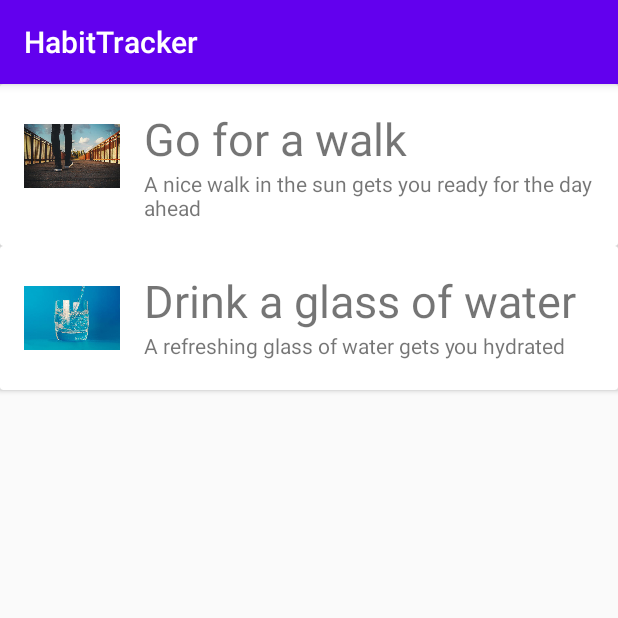
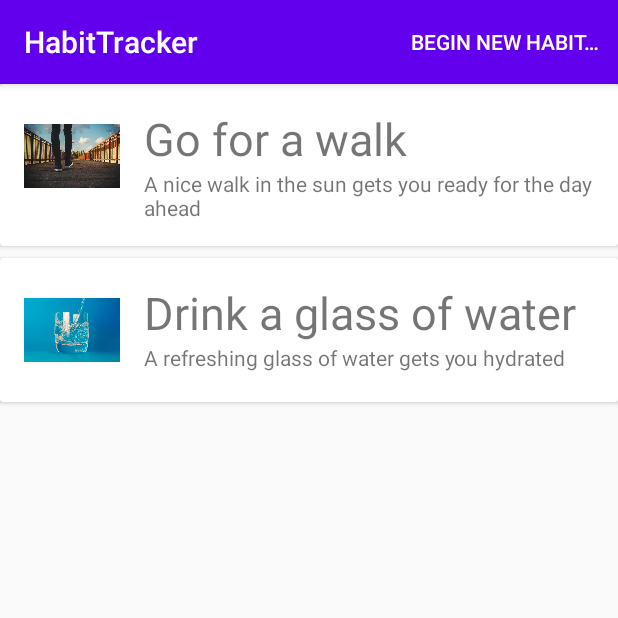
Before and after one commit to svenschmidt75/KotlinForAndroid, an Android app: the screen it shows after launch (MainActivity), on a phone screen of 412 x 824 dp, the top half of it. Run offline under Robolectric (Android 15) with nearby library versions, the phone set to English and light mode, and no system bars.

Commit message:
add menu item

```diff
--- a/app/src/main/java/com/example/habittracker/MainActivity.kt
+++ b/app/src/main/java/com/example/habittracker/MainActivity.kt
@@ -2,6 +2,7 @@ package com.example.habittracker
 
 import androidx.appcompat.app.AppCompatActivity
 import android.os.Bundle
+import android.view.Menu
 import androidx.recyclerview.widget.LinearLayoutManager
 import kotlinx.android.synthetic.main.activity_main.*
 
@@ -17,4 +18,9 @@ class MainActivity : AppCompatActivity() {
         rv.layoutManager = LinearLayoutManager(this)
         rv.adapter = HabitAdapter(getSampleHabits())
     }
+
+    override fun onCreateOptionsMenu(menu: Menu): Boolean {
+        menuInflater.inflate(R.menu.main_menu, menu)
+        return true
+    }
 }
--- a/app/src/main/res/layout/single_card.xml
+++ b/app/src/main/res/layout/single_card.xml
@@ -1,5 +1,6 @@
 <androidx.cardview.widget.CardView
     xmlns:android="http://schemas.android.com/apk/res/android"
+    android:layout_marginBottom="8dp"
     android:layout_width="match_parent"
     android:layout_height="wrap_content">
 
--- /dev/null
+++ b/app/src/main/res/menu/main_menu.xml
@@ -0,0 +1,10 @@
+<?xml version="1.0" encoding="utf-8"?>
+<menu xmlns:android="http://schemas.android.com/apk/res/android"
+    xmlns:app="http://schemas.android.com/apk/res-auto">
+
+    <item
+        android:id="@+id/new_habit"
+        android:title="@string/begin_habit"
+        app:showAsAction="ifRoom" />
+
+</menu>
--- a/app/src/main/res/values/strings.xml
+++ b/app/src/main/res/values/strings.xml
@@ -1,4 +1,5 @@
 <resources>
     <string name="app_name">HabitTracker</string>
     <string name="habit_icon">Habit icon</string>
+    <string name="begin_habit">Begin new habit…</string>
 </resources>
```
